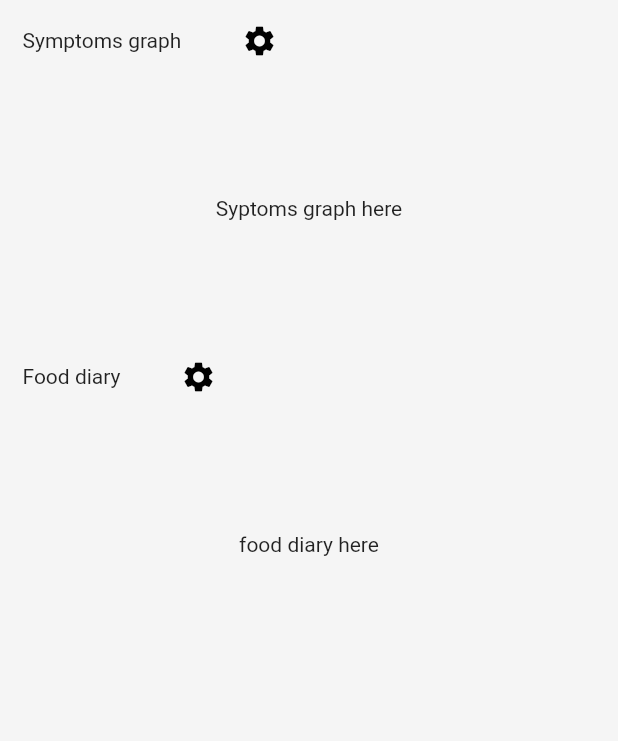
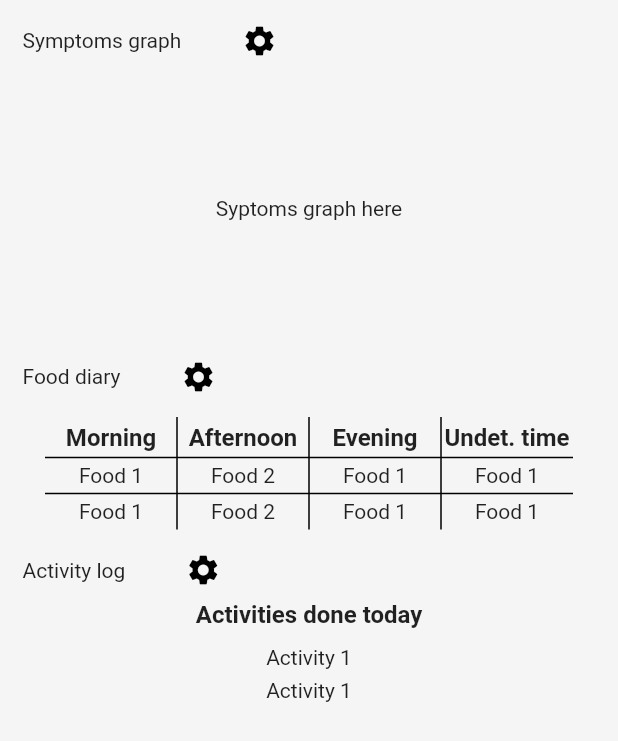
Before and after one commit to SaraFFdez/FYP_ChronicDiseaseApp, a Flutter app: the AnalysisPage screen opened directly, on a phone screen of 412 x 824 dp. Shown: the top 741 px of the screen. Run offline on Flutter 3.47's test engine with Material 2 defaults, Android fonts, the phone set to English and light mode, and no system bars.

Commit message:
new interface (simplified)

```diff
--- a/flutterfrontend/lib/main.dart
+++ b/flutterfrontend/lib/main.dart
@@ -3,7 +3,7 @@ import 'package:flutterfrontend/screens/analysis_page.dart';
 import 'package:flutterfrontend/screens/calendar_page.dart';
 import 'package:flutterfrontend/screens//notes_page.dart';
 import 'package:flutterfrontend/screens/recording_page.dart';
-import 'screens/home_page.dart';
+//import 'screens/home_page.dart';
 
 void main() {
   runApp(const MyApp());
@@ -22,7 +22,6 @@ class _MyAppState extends State<MyApp> {
   static const List<Widget> _screens = <Widget>[
     HomePage(),
     Calendar(),
-    RecordingPage(),
     AnalysisPage(),
     Notes()
   ];
@@ -54,10 +53,10 @@ class _MyAppState extends State<MyApp> {
                 icon: const Icon(Icons.calendar_today, color: Colors.black),
                 label: "Calendar",
                 backgroundColor: Colors.grey[350]),
-            BottomNavigationBarItem(
-                icon: const Icon(Icons.upload_file, color: Colors.black),
-                label: "Upload audio",
-                backgroundColor: Colors.grey[350]),
+            // BottomNavigationBarItem(
+            //     icon: const Icon(Icons.upload_file, color: Colors.black),
+            //     label: "Upload audio",
+            //     backgroundColor: Colors.grey[350]),
             BottomNavigationBarItem(
                 icon: const Icon(Icons.analytics, color: Colors.black),
                 label: "Analysis",
--- a/flutterfrontend/lib/screens/analysis_page.dart
+++ b/flutterfrontend/lib/screens/analysis_page.dart
@@ -22,24 +22,111 @@ class _AnalysisPageState extends State<AnalysisPage> {
               Icon(Icons.settings, color: Colors.black)
             ],
           ),
-          SizedBox(
+          const SizedBox(
             height: 200.0,
             child: Center(
               child: Text("Syptoms graph here"),
             ),
           ),
           Row(
-            children: [
+            children: const [
               Text("Food diary"),
               SizedBox(width: 40.0),
               Icon(Icons.settings, color: Colors.black)
             ],
           ),
-          SizedBox(
-            height: 200.0,
-            child: Center(
-              child: Text("food diary here"),
-            ),
+          Container(
+              margin: const EdgeInsets.all(15),
+              child: Table(
+                  defaultVerticalAlignment: TableCellVerticalAlignment.middle,
+                  //defaultColumnWidth: ,
+                  // border: TableBorder.all(
+                  //     color: Colors.black, style: BorderStyle.solid, width: 1),
+                  border: TableBorder(
+                      // right: BorderSide(width: 1.0, color: Colors.black),
+                      // left: BorderSide(width: 1.0, color: Colors.black),
+                      horizontalInside:
+                          BorderSide(width: 1.0, color: Colors.black),
+                      verticalInside:
+                          BorderSide(width: 1.0, color: Colors.black)),
+                  children: [
+                    TableRow(children: [
+                      Column(children: const [
+                        Padding(
+                          padding: EdgeInsets.all(4.0),
+                          child: Text('Morning',
+                              style: TextStyle(
+                                  fontSize: 16.0, fontWeight: FontWeight.bold)),
+                        )
+                      ]),
+                      Column(children: const [
+                        Text('Afternoon',
+                            style: TextStyle(
+                                fontSize: 16.0, fontWeight: FontWeight.bold))
+                      ]),
+                      Column(children: const [
+                        Text('Evening',
+                            style: TextStyle(
+                                fontSize: 16.0, fontWeight: FontWeight.bold))
+                      ]),
+                      Column(children: const [
+                        Text('Undet. time',
+                            style: TextStyle(
+                                fontSize: 16.0, fontWeight: FontWeight.bold))
+                      ]),
+                    ]),
+                    TableRow(children: [
+                      Column(children: [
+                        Padding(
+                          padding: const EdgeInsets.all(4.0),
+                          child: Text('Food 1'),
+                        )
+                      ]),
+                      Column(children: [Text('Food 2')]),
+                      Column(children: [Text('Food 1')]),
+                      Column(children: [Text('Food 1')]),
+                    ]),
+                    TableRow(children: [
+                      Column(children: [
+                        Padding(
+                          padding: const EdgeInsets.all(4.0),
+                          child: Text('Food 1'),
+                        )
+                      ]),
+                      Column(children: [Text('Food 2')]),
+                      Column(children: [Text('Food 1')]),
+                      Column(children: [Text('Food 1')]),
+                    ])
+                  ])),
+          Row(
+            children: [
+              Text("Activity log"),
+              SizedBox(width: 40.0),
+              Icon(Icons.settings, color: Colors.black)
+            ],
+          ),
+          Column(
+            children: [
+              Padding(
+                padding: const EdgeInsets.all(8.0),
+                child: Text(
+                  'Activities done today',
+                  style: TextStyle(fontSize: 16.0, fontWeight: FontWeight.bold),
+                ),
+              ),
+              Padding(
+                padding: const EdgeInsets.all(3.0),
+                child: Text(
+                  'Activity 1',
+                ),
+              ),
+              Padding(
+                padding: const EdgeInsets.all(3.0),
+                child: Text(
+                  'Activity 1',
+                ),
+              )
+            ],
           )
         ]),
       ),
--- a/flutterfrontend/lib/screens/recording_page.dart
+++ b/flutterfrontend/lib/screens/recording_page.dart
@@ -1,13 +1,13 @@
 import 'package:flutter/material.dart';
 
-class RecordingPage extends StatefulWidget {
-  const RecordingPage({Key? key}) : super(key: key);
+class HomePage extends StatefulWidget {
+  const HomePage({Key? key}) : super(key: key);
 
   @override
-  State<RecordingPage> createState() => _RecordingPageState();
+  State<HomePage> createState() => _HomePageState();
 }
 
-class _RecordingPageState extends State<RecordingPage> {
+class _HomePageState extends State<HomePage> {
   @override
   Widget build(BuildContext context) {
     return Scaffold(
```
